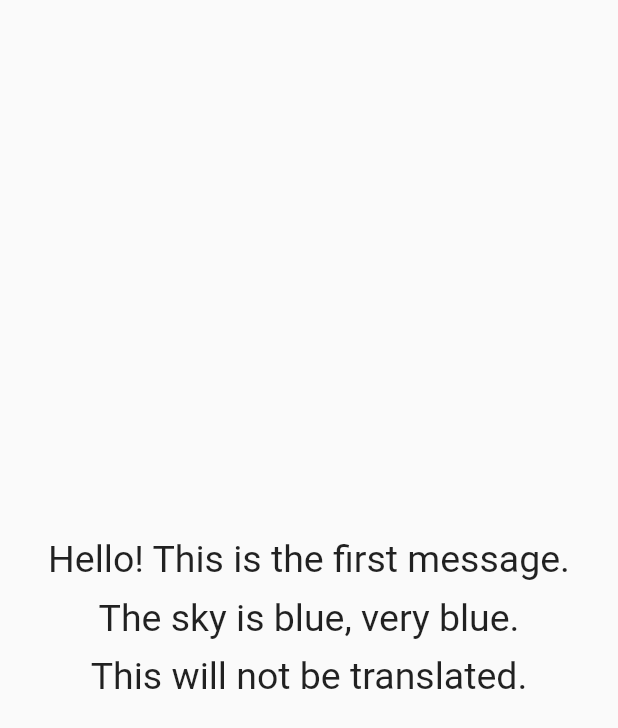
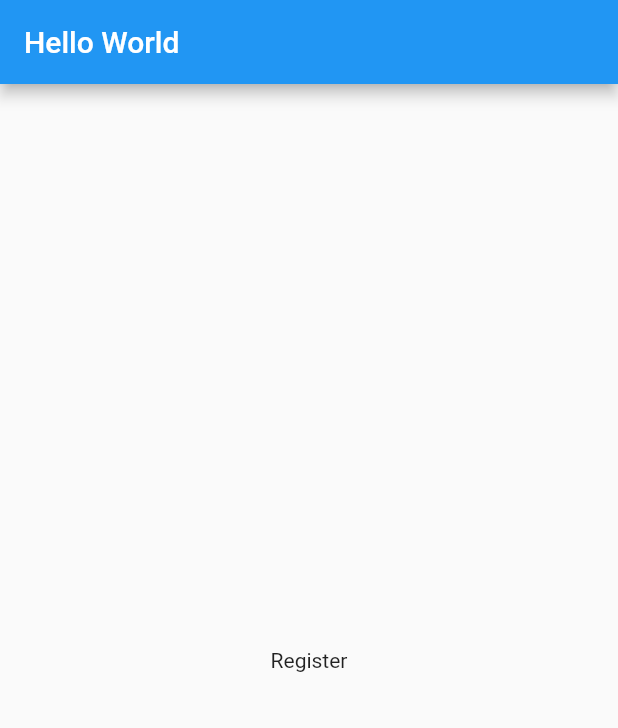
Before and after one commit to ManuelaGar/international_app, a Flutter app: the screen it shows after launch, on a phone screen of 412 x 824 dp. Shown: the top 728 px of the screen. Run offline on Flutter 3.47's test engine with Material 2 defaults, Android fonts, the phone set to English and light mode, and no system bars.

Commit message:
Update code using intl

```diff
--- a/lang/en.json
+++ /dev/null
@@ -1,4 +0,0 @@
-{
-  "first_string": "Hello! This is the first message.",
-  "second_string": "The sky is blue, very blue."
-}
--- a/lang/es.json
+++ /dev/null
@@ -1,4 +0,0 @@
-{
-  "first_string": "Hola! Este es el primer mensaje.",
-  "second_string": "El cielo es azul, muy azul."
-}
--- a/lib/app_localizations.dart
+++ /dev/null
@@ -1,54 +0,0 @@
-import 'dart:async';
-import 'dart:convert';
-
-import 'package:flutter/material.dart';
-import 'package:flutter/services.dart';
-
-class AppLocalizations {
-  final Locale locale;
-  AppLocalizations(this.locale);
-
-  static AppLocalizations of(BuildContext context) {
-    return Localizations.of<AppLocalizations>(context, AppLocalizations);
-  }
-
-  static const LocalizationsDelegate<AppLocalizations> delegate =
-      _AppLocalizationsDelegate();
-
-  Map<String, String> _localizedStrings;
-
-  Future<bool> load() async {
-    String jsonString =
-        await rootBundle.loadString('lang/${locale.languageCode}.json');
-    Map<String, dynamic> jsonMap = json.decode(jsonString);
-    _localizedStrings = jsonMap.map((key, value) {
-      return MapEntry(key, value.toString());
-    });
-
-    return true;
-  }
-
-  String translate(String key) {
-    return _localizedStrings[key];
-  }
-}
-
-class _AppLocalizationsDelegate
-    extends LocalizationsDelegate<AppLocalizations> {
-  const _AppLocalizationsDelegate();
-
-  @override
-  bool isSupported(Locale locale) {
-    return ['en', 'es'].contains(locale.languageCode);
-  }
-
-  @override
-  Future<AppLocalizations> load(Locale locale) async {
-    AppLocalizations localizations = new AppLocalizations(locale);
-    await localizations.load();
-    return localizations;
-  }
-
-  @override
-  bool shouldReload(_AppLocalizationsDelegate old) => false;
-}
--- /dev/null
+++ b/lib/l10n/intl_en.arb
@@ -0,0 +1,16 @@
+{
+  "@@locale": "en",
+  "@@last_modified": "2020-05-11T10:16:26.496887",
+  "title": "Hello World",
+  "@title": {
+    "description": "App title",
+    "type": "text",
+    "placeholders": {}
+  },
+  "register": "Register",
+  "@register": {
+    "description": "App register btn",
+    "type": "text",
+    "placeholders": {}
+  }
+}
--- /dev/null
+++ b/lib/l10n/intl_es.arb
@@ -0,0 +1,16 @@
+{
+  "@@locale": "es",
+  "@@last_modified": "2020-05-11T10:16:26.496887",
+  "title": "Hola Mundo",
+  "@title": {
+    "description": "App title",
+    "type": "text",
+    "placeholders": {}
+  },
+  "register": "Registro",
+  "@register": {
+    "description": "App register btn",
+    "type": "text",
+    "placeholders": {}
+  }
+}
--- /dev/null
+++ b/lib/l10n/intl_messages.arb
@@ -0,0 +1,15 @@
+{
+  "@@last_modified": "2020-05-11T10:51:48.428341",
+  "title": "Hello World",
+  "@title": {
+    "description": "Title for the Demo application",
+    "type": "text",
+    "placeholders": {}
+  },
+  "register": "Register",
+  "@register": {
+    "description": "App register btn",
+    "type": "text",
+    "placeholders": {}
+  }
+}
--- /dev/null
+++ b/lib/l10n/messages_en.dart
@@ -0,0 +1,27 @@
+// DO NOT EDIT. This is code generated via package:intl/generate_localized.dart
+// This is a library that provides messages for a en locale. All the
+// messages from the main program should be duplicated here with the same
+// function name.
+
+// Ignore issues from commonly used lints in this file.
+// ignore_for_file:unnecessary_brace_in_string_interps, unnecessary_new
+// ignore_for_file:prefer_single_quotes,comment_references, directives_ordering
+// ignore_for_file:annotate_overrides,prefer_generic_function_type_aliases
+// ignore_for_file:unused_import, file_names
+
+import 'package:intl/intl.dart';
+import 'package:intl/message_lookup_by_library.dart';
+
+final messages = new MessageLookup();
+
+typedef String MessageIfAbsent(String messageStr, List<dynamic> args);
+
+class MessageLookup extends MessageLookupByLibrary {
+  String get localeName => 'en';
+
+  final messages = _notInlinedMessages(_notInlinedMessages);
+  static _notInlinedMessages(_) => <String, Function> {
+    "register" : MessageLookupByLibrary.simpleMessage("Register"),
+    "title" : MessageLookupByLibrary.simpleMessage("Hello World")
+  };
+}
--- /dev/null
+++ b/lib/l10n/messages_messages.dart
@@ -0,0 +1,27 @@
+// DO NOT EDIT. This is code generated via package:intl/generate_localized.dart
+// This is a library that provides messages for a messages locale. All the
+// messages from the main program should be duplicated here with the same
+// function name.
+
+// Ignore issues from commonly used lints in this file.
+// ignore_for_file:unnecessary_brace_in_string_interps, unnecessary_new
+// ignore_for_file:prefer_single_quotes,comment_references, directives_ordering
+// ignore_for_file:annotate_overrides,prefer_generic_function_type_aliases
+// ignore_for_file:unused_import, file_names
+
+import 'package:intl/intl.dart';
+import 'package:intl/message_lookup_by_library.dart';
+
+final messages = new MessageLookup();
+
+typedef String MessageIfAbsent(String messageStr, List<dynamic> args);
+
+class MessageLookup extends MessageLookupByLibrary {
+  String get localeName => 'messages';
+
+  final messages = _notInlinedMessages(_notInlinedMessages);
+  static _notInlinedMessages(_) => <String, Function> {
+    "register" : MessageLookupByLibrary.simpleMessage("Register"),
+    "title" : MessageLookupByLibrary.simpleMessage("Hello World")
+  };
+}
--- /dev/null
+++ b/lib/lang/app_localizations.dart
@@ -0,0 +1,50 @@
+import 'package:intl/intl.dart';
+import 'dart:async';
+import 'package:flutter/material.dart';
+import 'package:internationalapp/l10n/messages_all.dart';
+
+class AppLocalizations {
+  static Future<AppLocalizations> load(Locale locale) {
+    final String name =
+        locale.countryCode.isEmpty ? locale.languageCode : locale.toString();
+    final String localeName = Intl.canonicalizedLocale(name);
+
+    return initializeMessages(localeName).then((_) {
+      Intl.defaultLocale = localeName;
+      return AppLocalizations();
+    });
+  }
+
+  static AppLocalizations of(BuildContext context) {
+    return Localizations.of<AppLocalizations>(context, AppLocalizations);
+  }
+
+  String get title => Intl.message(
+        'Hello World',
+        name: 'title',
+        desc: 'Title for the Demo application',
+      );
+
+  String get register => Intl.message(
+        'Register',
+        name: 'register',
+        desc: 'App register btn',
+      );
+}
+
+class AppLocalizationsDelegate extends LocalizationsDelegate<AppLocalizations> {
+  const AppLocalizationsDelegate();
+
+  @override
+  bool isSupported(Locale locale) => ['en', 'es'].contains(locale.languageCode);
+
+  @override
+  Future<AppLocalizations> load(Locale locale) => AppLocalizations.load(locale);
+
+  @override
+  bool shouldReload(AppLocalizationsDelegate old) => false;
+}
+
+// In terminal run:
+// flutter pub pub run intl_translation:extract_to_arb --output-dir=lib/l10n lib/lang/app_localizations.dart
+// flutter pub pub run intl_translation:generate_from_arb lib/lang/app_localizations.dart lib/l10n/*.arb --output-dir=lib/l10n
--- a/lib/main.dart
+++ b/lib/main.dart
@@ -1,6 +1,7 @@
 import 'package:flutter/material.dart';
 import 'package:flutter_localizations/flutter_localizations.dart';
-import 'app_localizations.dart';
+
+import 'lang/app_localizations.dart';
 
 class MyApp extends StatelessWidget {
   @override
@@ -13,28 +14,12 @@ class MyApp extends StatelessWidget {
       localizationsDelegates: [
         GlobalMaterialLocalizations.delegate,
         GlobalWidgetsLocalizations.delegate,
-        GlobalCupertinoLocalizations.delegate,
-        AppLocalizations.delegate,
+        const AppLocalizationsDelegate(),
       ],
       supportedLocales: [
-        const Locale('en', 'EN'), // English
-        const Locale('es', 'ES'), // Spanish
+        const Locale('en', ''), // English
+        const Locale('es', ''), // Spanish
       ],
-      localeResolutionCallback: (locale, Iterable supportedLocales) {
-        if (locale == null) {
-          debugPrint("*language locale is null!!!");
-          return supportedLocales.first;
-          //locale = Localizations.localeOf(context);
-        }
-
-        for (var supportedLocale in supportedLocales) {
-          if (supportedLocale.languageCode == locale.languageCode &&
-              supportedLocale.countryCode == locale.countryCode) {
-            return supportedLocale;
-          }
-        }
-        return supportedLocales.first;
-      },
       home: MyHomePage(),
     );
   }
@@ -45,33 +30,13 @@ void main() => runApp(MyApp());
 class MyHomePage extends StatelessWidget {
   @override
   Widget build(BuildContext context) {
+    final l10n = AppLocalizations.of(context);
     return Scaffold(
+      appBar: AppBar(
+        title: Text(l10n.title),
+      ),
       body: Center(
-        child: Padding(
-          padding: const EdgeInsets.all(8.0),
-          child: Column(
-            mainAxisSize: MainAxisSize.min,
-            children: <Widget>[
-              Text(
-                AppLocalizations.of(context).translate('first_string'),
-                style: TextStyle(fontSize: 25),
-                textAlign: TextAlign.center,
-              ),
-              SizedBox(height: 10),
-              Text(
-                AppLocalizations.of(context).translate('second_string'),
-                style: TextStyle(fontSize: 25),
-                textAlign: TextAlign.center,
-              ),
-              SizedBox(height: 10),
-              Text(
-                'This will not be translated.',
-                style: TextStyle(fontSize: 25),
-                textAlign: TextAlign.center,
-              ),
-            ],
-          ),
-        ),
+        child: Text(l10n.register),
       ),
     );
   }
--- a/pubspec.yaml
+++ b/pubspec.yaml
@@ -13,6 +13,8 @@ dependencies:
     sdk: flutter
 
   cupertino_icons: ^0.1.2
+  intl:
+  intl_translation:
 
 dev_dependencies:
   flutter_test:
@@ -20,6 +22,3 @@ dev_dependencies:
 
 flutter:
   uses-material-design: true
-
-  assets:
-   - lang/
```
Also changed, not shown: lib/l10n/messages_all.dart (added, +71 -0 lines), lib/l10n/messages_es.dart (added, +27 -0 lines), pubspec.lock, 2 other files.
